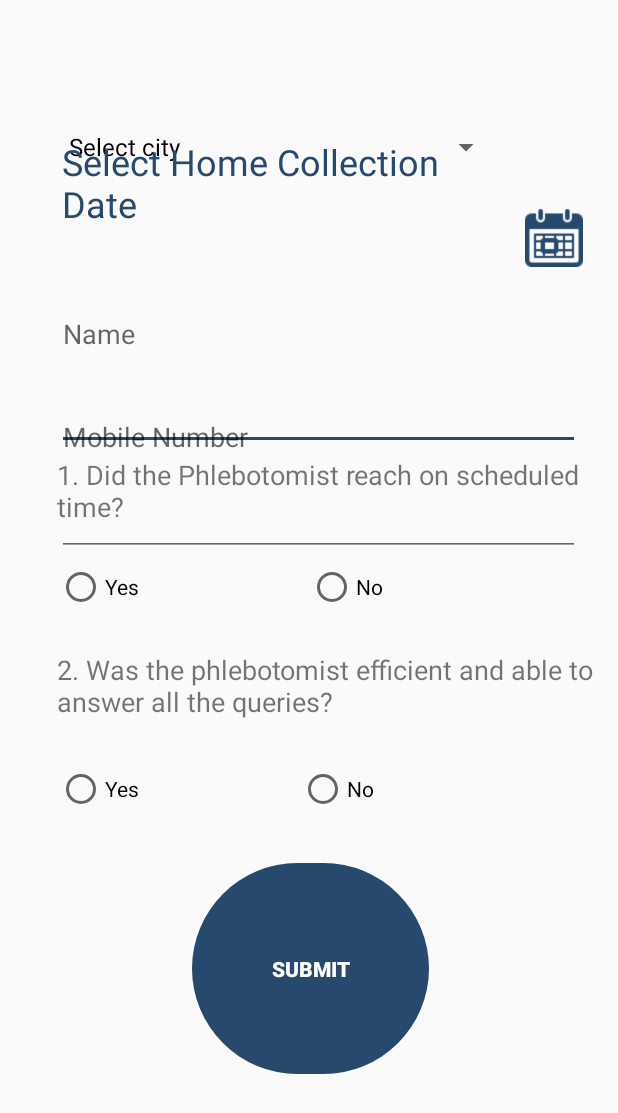
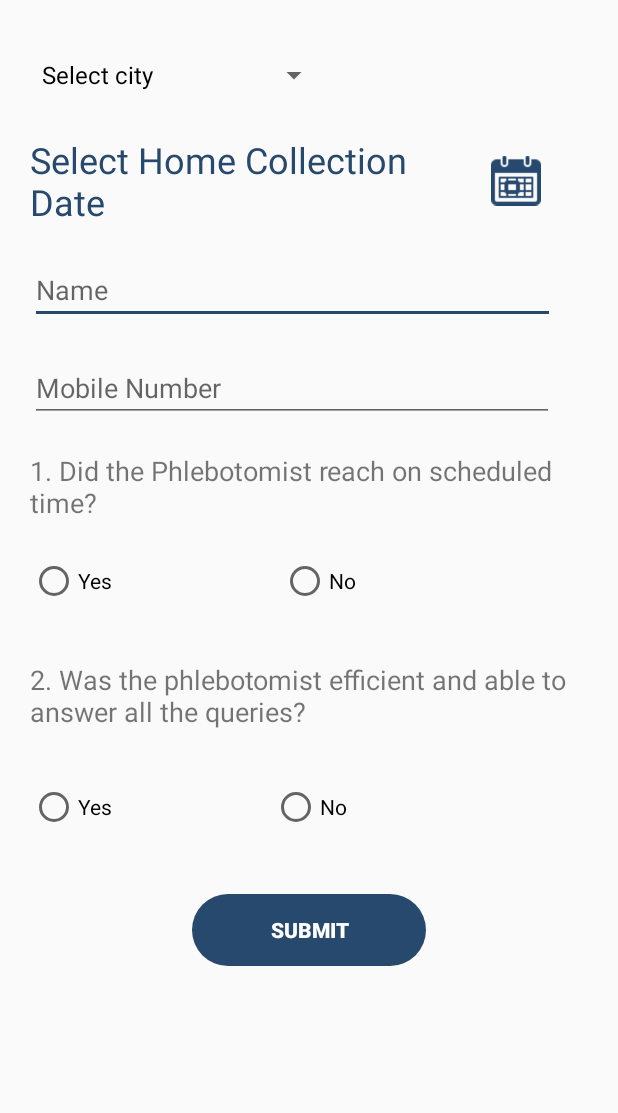
Before and after one commit to harpreetkaur776944/Lab, an Android app: the fragment FeedbackFragment shown on its own in the app's theme, on a phone screen of 412 x 824 dp. Shown: the top 1113 px of the screen. Run offline under Robolectric (Android 15) with nearby library versions, the phone set to English and light mode, and no system bars; our stand-ins replace Firebase (no records; nobody signed in at launch, a user with empty details on screens opened directly); Roboto replaces fonts that are not available here.

Commit message:
Feedback and ratings integrated with firebase Password validations are done on signup Layout of feedback is corrected

```diff
--- a/app/src/main/java/com/example/lab/TestsAdapter.java
+++ b/app/src/main/java/com/example/lab/TestsAdapter.java
@@ -53,6 +53,11 @@ public class TestsAdapter extends RecyclerView.Adapter<TestsAdapter.ViewHolder>{
     public int getItemCount() {
         return testList.size();
     }
+    public  void filterList(List<Test> filteredList)
+    {
+        testList = filteredList;
+        notifyDataSetChanged();
+    }
 
     public class ViewHolder extends  RecyclerView.ViewHolder{
         TextView name,details,cartPrice;
--- a/app/src/main/res/layout/activity_tests_details.xml
+++ b/app/src/main/res/layout/activity_tests_details.xml
@@ -45,7 +45,7 @@
                 android:orientation="horizontal">
 
                 <EditText
-                    android:id="@+id/editText9"
+                    android:id="@+id/editTextSearch"
                     android:layout_width="300dp"
                     android:layout_height="40dp"
                     android:layout_marginLeft="5dp"
--- a/app/src/main/res/layout/fragment_feedback.xml
+++ b/app/src/main/res/layout/fragment_feedback.xml
@@ -1,34 +1,42 @@
 <?xml version="1.0" encoding="utf-8"?>
-<RelativeLayout xmlns:android="http://schemas.android.com/apk/res/android"
+<LinearLayout xmlns:android="http://schemas.android.com/apk/res/android"
     xmlns:app="http://schemas.android.com/apk/res-auto"
     xmlns:tools="http://schemas.android.com/tools"
     android:layout_width="match_parent"
     android:layout_height="match_parent"
-    android:verticalScrollbarPosition="right"
+    android:layout_marginLeft="10dp"
+    android:layout_marginTop="10dp"
+    android:layout_marginRight="10dp"
+    android:layout_marginBottom="20dp"
+    android:orientation="vertical"
     tools:context=".FeedbackFragment">
 
     <ScrollView
         android:layout_width="match_parent"
-        android:layout_height="match_parent">
+        android:layout_height="wrap_content"
+        android:layout_marginLeft="10dp"
+        android:layout_marginTop="20dp"
+        android:layout_marginRight="10dp"
+        android:layout_marginBottom="20dp">
 
         <LinearLayout
             android:layout_width="match_parent"
             android:layout_height="wrap_content"
-            android:orientation="vertical" />
-    </ScrollView>
+            android:orientation="vertical">
 
             <Spinner
                 android:id="@+id/spinner"
-        android:layout_width="wrap_content"
-        android:layout_height="42dp"
-        android:layout_alignParentStart="true"
-        android:layout_alignParentTop="true"
-        android:layout_alignParentEnd="true"
-        android:layout_alignParentBottom="true"
-        android:layout_marginStart="38dp"
-        android:layout_marginTop="30dp"
-        android:layout_marginEnd="77dp"
-        android:layout_marginBottom="658dp" />
+                style="@style/TextAppearance.AppCompat.Widget.TextView.SpinnerItem"
+                android:layout_width="200dp"
+                android:layout_height="40dp"
+                android:layout_marginBottom="10dp" />
+
+            <LinearLayout
+                android:layout_width="match_parent"
+                android:layout_height="match_parent"
+                android:layout_marginTop="10dp"
+                android:layout_marginBottom="10dp"
+                android:orientation="horizontal">
 
                 <TextView
                     android:id="@+id/textView28"
@@ -38,10 +46,6 @@
                     android:layout_alignParentTop="true"
                     android:layout_alignParentEnd="true"
                     android:layout_alignParentBottom="true"
-        android:layout_marginStart="41dp"
-        android:layout_marginTop="91dp"
-        android:layout_marginEnd="68dp"
-        android:layout_marginBottom="594dp"
                     android:fontFamily="@font/basic"
                     android:text="Select Home Collection Date"
                     android:textColor="@color/myColor"
@@ -49,32 +53,20 @@
 
                 <ImageView
                     android:id="@+id/imageViewCalendar"
-        android:layout_width="38dp"
-        android:layout_height="wrap_content"
-        android:layout_alignParentStart="true"
-        android:layout_alignParentTop="true"
-        android:layout_alignParentEnd="true"
-        android:layout_alignParentBottom="true"
-        android:layout_marginStart="350dp"
-        android:layout_marginTop="93dp"
-        android:layout_marginEnd="23dp"
-        android:layout_marginBottom="600dp"
+                    android:layout_width="33dp"
+                    android:layout_height="match_parent"
+                    android:layout_marginLeft="5dp"
                     android:src="@drawable/icon_calendar"
                     android:tint="@color/myColor" />
+            </LinearLayout>
 
             <EditText
                 android:id="@+id/editTextFeedName"
                 android:layout_width="350dp"
-        android:layout_height="62dp"
-        android:layout_alignParentStart="true"
-        android:layout_alignParentTop="true"
-        android:layout_alignParentEnd="true"
-        android:layout_alignParentBottom="true"
-        android:layout_marginStart="38dp"
-        android:layout_marginTop="145dp"
-        android:layout_marginEnd="25dp"
-        android:layout_marginBottom="524dp"
-        android:ems="10"
+                android:layout_height="wrap_content"
+
+                android:layout_marginTop="10dp"
+                android:layout_marginBottom="10dp"
                 android:hint="Name"
                 android:inputType="textPersonName" />
 
@@ -82,15 +74,8 @@
                 android:id="@+id/editTextContact"
                 android:layout_width="349dp"
                 android:layout_height="wrap_content"
-        android:layout_alignParentStart="true"
-        android:layout_alignParentTop="true"
-        android:layout_alignParentEnd="true"
-        android:layout_alignParentBottom="true"
-        android:layout_marginStart="38dp"
-        android:layout_marginTop="212dp"
-        android:layout_marginEnd="25dp"
-        android:layout_marginBottom="453dp"
-        android:ems="10"
+                android:layout_marginTop="10dp"
+                android:layout_marginBottom="10dp"
                 android:hint="Mobile Number"
                 android:inputType="number" />
 
@@ -98,14 +83,8 @@
                 android:id="@+id/textViewQues1"
                 android:layout_width="351dp"
                 android:layout_height="60dp"
-        android:layout_alignParentStart="true"
-        android:layout_alignParentTop="true"
-        android:layout_alignParentEnd="true"
-        android:layout_alignParentBottom="true"
-        android:layout_marginStart="38dp"
-        android:layout_marginTop="304dp"
-        android:layout_marginEnd="22dp"
-        android:layout_marginBottom="366dp"
+                android:layout_marginTop="10dp"
+                android:layout_marginBottom="10dp"
                 android:fontFamily="@font/basic"
                 android:text="1. Did the Phlebotomist reach on scheduled time?"
                 android:textSize="18sp" />
@@ -114,14 +93,7 @@
                 android:id="@+id/radioGroupQues1"
                 android:layout_width="wrap_content"
                 android:layout_height="54dp"
-        android:layout_alignParentStart="true"
-        android:layout_alignParentTop="true"
-        android:layout_alignParentEnd="true"
-        android:layout_alignParentBottom="true"
-        android:layout_marginStart="38dp"
-        android:layout_marginTop="375dp"
-        android:layout_marginEnd="34dp"
-        android:layout_marginBottom="302dp"
+                android:layout_marginBottom="5dp"
                 android:orientation="horizontal">
 
                 <RadioButton
@@ -142,15 +114,8 @@
                 android:id="@+id/textViewQue2"
                 android:layout_width="358dp"
                 android:layout_height="71dp"
-        android:layout_alignParentStart="true"
-        android:layout_alignParentTop="true"
-        android:layout_alignParentEnd="true"
-        android:layout_alignParentBottom="true"
-        android:layout_marginStart="38dp"
-        android:layout_marginTop="434dp"
-        android:layout_marginEnd="15dp"
-        android:layout_marginBottom="226dp"
-        android:layout_weight="1"
+                android:layout_marginTop="10dp"
+                android:layout_marginBottom="10dp"
                 android:fontFamily="@font/basic"
                 android:text="2. Was the phlebotomist efficient and able to answer all the queries?"
                 android:textSize="18sp" />
@@ -159,14 +124,7 @@
                 android:id="@+id/radioGroupQues2"
                 android:layout_width="wrap_content"
                 android:layout_height="53dp"
-        android:layout_alignParentStart="true"
-        android:layout_alignParentTop="true"
-        android:layout_alignParentEnd="true"
-        android:layout_alignParentBottom="true"
-        android:layout_marginStart="38dp"
-        android:layout_marginTop="510dp"
-        android:layout_marginEnd="29dp"
-        android:layout_marginBottom="168dp"
+                android:layout_marginBottom="5dp"
                 android:orientation="horizontal">
 
                 <RadioButton
@@ -186,18 +144,14 @@
                 android:id="@+id/buttonSubmit2"
                 android:layout_width="156dp"
                 android:layout_height="wrap_content"
-        android:layout_alignParentStart="true"
-        android:layout_alignParentTop="true"
-        android:layout_alignParentEnd="true"
-        android:layout_alignParentBottom="true"
-        android:layout_marginStart="128dp"
-        android:layout_marginTop="575dp"
-        android:layout_marginEnd="126dp"
-        android:layout_marginBottom="108dp"
+                android:layout_gravity="center"
+                android:layout_marginTop="15dp"
                 android:background="@drawable/round_button"
                 android:backgroundTint="@color/myColor"
                 android:text="Submit"
                 android:textColor="@android:color/white"
                 android:textStyle="bold" />
+        </LinearLayout>
+    </ScrollView>
 
-</RelativeLayout>
+</LinearLayout>
```
Also changed, not shown: app/src/main/AndroidManifest.xml (+8 -5 lines), app/src/main/java/com/example/lab/Constants.java (+11 -0 lines), app/src/main/java/com/example/lab/FeedbackDetails.java (added, +80 -0 lines), app/src/main/java/com/example/lab/FeedbackFragment.java (+27 -3 lines), app/src/main/java/com/example/lab/Login.java (+7 -1 lines), app/src/main/java/com/example/lab/MainActivity.java (+24 -2 lines), app/src/main/java/com/example/lab/RatingsDetails.java (added, +30 -0 lines), app/src/main/java/com/example/lab/RatingsFragment.java (+10 -3 lines), app/src/main/java/com/example/lab/TestsDetails.java (+38 -0 lines), app/src/main/java/com/example/lab/mainDrawrer.java (+7 -2 lines). Lines whose indentation alone changed are shown as unchanged.
